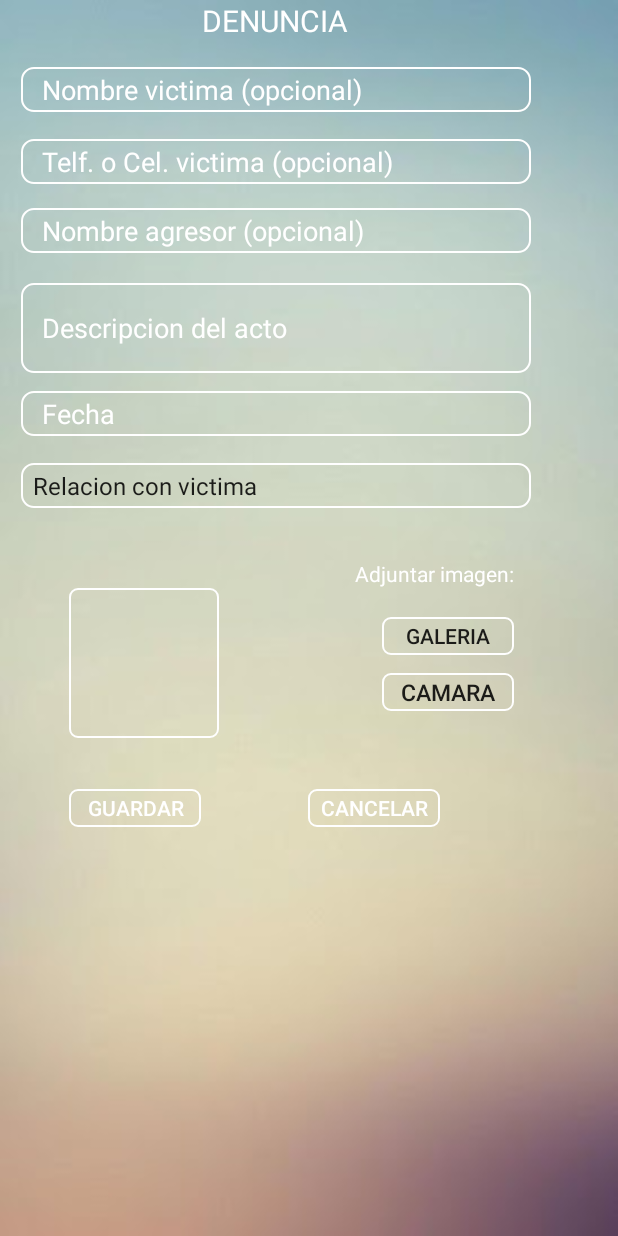
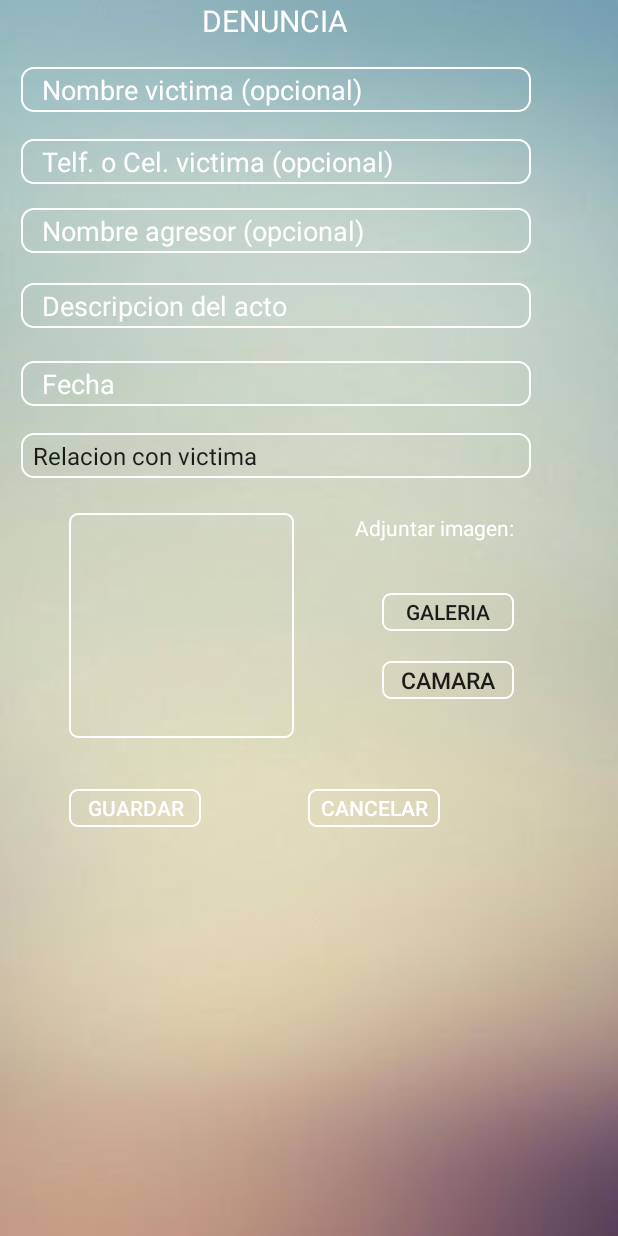
Before and after one commit to dannidanna/warmi, an Android app: the DenunciaActivity screen opened directly, with no data from a screen before it, on a phone screen of 412 x 824 dp. Run offline under Robolectric (Android 15) with nearby library versions, the phone set to English and light mode, and no system bars; our stand-ins replace Firebase (no records; nobody signed in at launch, a user with empty details on screens opened directly).

Commit message:
Denuncia con imagen

```diff
--- a/Warmi/app/build.gradle
+++ b/Warmi/app/build.gradle
@@ -33,6 +33,7 @@ dependencies {
     compile 'com.google.android.gms:play-services-location:10.2.6'
     compile 'com.google.android.gms:play-services-maps:10.2.6'
     testCompile 'junit:junit:4.12'
+    compile 'com.android.support:recyclerview-v7:26.+'
 }
 
 apply plugin: 'com.google.gms.google-services'
--- a/Warmi/app/src/main/AndroidManifest.xml
+++ b/Warmi/app/src/main/AndroidManifest.xml
@@ -1,6 +1,9 @@
 <?xml version="1.0" encoding="utf-8"?>
 <manifest xmlns:android="http://schemas.android.com/apk/res/android"
+    xmlns:tools="http://schemas.android.com/tools"
     package="app.warmi.rodriguez.danny.warmi">
+
+    <uses-sdk tools:overrideLibrary="android.support.v17.leanback"/>
 
     <uses-feature
         android:name="android.hardware.Camera"
--- a/Warmi/app/src/main/java/app/warmi/rodriguez/danny/warmi/RegistroActivity.java
+++ b/Warmi/app/src/main/java/app/warmi/rodriguez/danny/warmi/RegistroActivity.java
@@ -72,7 +72,7 @@ public class RegistroActivity extends AppCompatActivity implements View.OnClickL
     public void onClick(View v) {
         switch (v.getId()){
             case R.id.btnIngresar:
-                    iniciarRegistro();
+                iniciarRegistro();
                 break;
             case R.id.cuenta:
                 Intent intent = new Intent(RegistroActivity.this, IniciarSesionActivity.class);
--- a/Warmi/app/src/main/res/layout/activity_denuncia.xml
+++ b/Warmi/app/src/main/res/layout/activity_denuncia.xml
@@ -51,15 +51,15 @@
             android:background="@drawable/borde"
             android:text="Camara"
             android:textSize="15dp"
-            android:layout_marginBottom="18dp"
-            android:layout_alignBottom="@+id/imageView"
+            android:layout_marginTop="20dp"
+            android:layout_below="@+id/btnGaleria"
             android:layout_alignLeft="@+id/btnGaleria"
             android:layout_alignStart="@+id/btnGaleria" />
 
         <ImageView
             android:id="@+id/imageView"
-            android:layout_width="100dp"
-            android:layout_height="100dp"
+            android:layout_width="150dp"
+            android:layout_height="150dp"
             android:layout_above="@+id/btnGuardar"
             android:layout_alignLeft="@+id/btnGuardar"
             android:layout_alignStart="@+id/btnGuardar"
@@ -72,22 +72,22 @@
             android:layout_height="25dp"
             android:background="@drawable/borde"
             android:text="Galeria"
-            android:layout_marginRight="25dp"
-            android:layout_marginEnd="25dp"
+            android:layout_marginRight="11dp"
+            android:layout_marginEnd="11dp"
+            android:layout_marginTop="34dp"
             android:layout_below="@+id/textView"
-            android:layout_alignParentRight="true"
-            android:layout_alignParentEnd="true"
-            android:layout_marginTop="19dp" />
+            android:layout_alignRight="@+id/relacion"
+            android:layout_alignEnd="@+id/relacion" />
 
         <TextView
             android:id="@+id/textView"
             android:layout_width="wrap_content"
             android:layout_height="wrap_content"
-            android:layout_above="@+id/imageView"
-            android:layout_alignEnd="@+id/btnCamara"
-            android:layout_alignRight="@+id/btnCamara"
             android:text="Adjuntar imagen:"
-            android:textColor="@android:color/background_light"/>
+            android:textColor="@android:color/background_light"
+            android:layout_alignTop="@+id/imageView"
+            android:layout_alignRight="@+id/btnGaleria"
+            android:layout_alignEnd="@+id/btnGaleria" />
 
         <TextView
             android:id="@+id/textView2"
@@ -153,7 +153,7 @@
             android:background="@drawable/bordedos"
             android:hint="   Descripcion del acto"
             android:layout_width="340dp"
-            android:layout_height="60dp"
+            android:layout_height="30dp"
             android:layout_below="@+id/nomAgre"
             android:layout_alignLeft="@+id/nomAgre"
             android:layout_alignStart="@+id/nomAgre" />
@@ -168,9 +168,10 @@
             android:hint="   Fecha"
             android:layout_width="340dp"
             android:layout_height="30dp"
-            android:layout_centerVertical="true"
+            android:layout_below="@+id/descrip"
             android:layout_alignLeft="@+id/descrip"
-            android:layout_alignStart="@+id/descrip" />
+            android:layout_alignStart="@+id/descrip"
+            android:layout_marginTop="22dp" />
 
         <Spinner
             android:id="@+id/relacion"
```
Also changed, not shown: Warmi/app/src/main/java/app/warmi/rodriguez/danny/warmi/DenunciaActivity.java (+97 -2 lines), Warmi/app/src/main/java/app/warmi/rodriguez/danny/warmi/Objects/Denuncia.java (+21 -8 lines), Warmi/app/src/main/res/layout/activity_historial.xml (+7 -8 lines).
